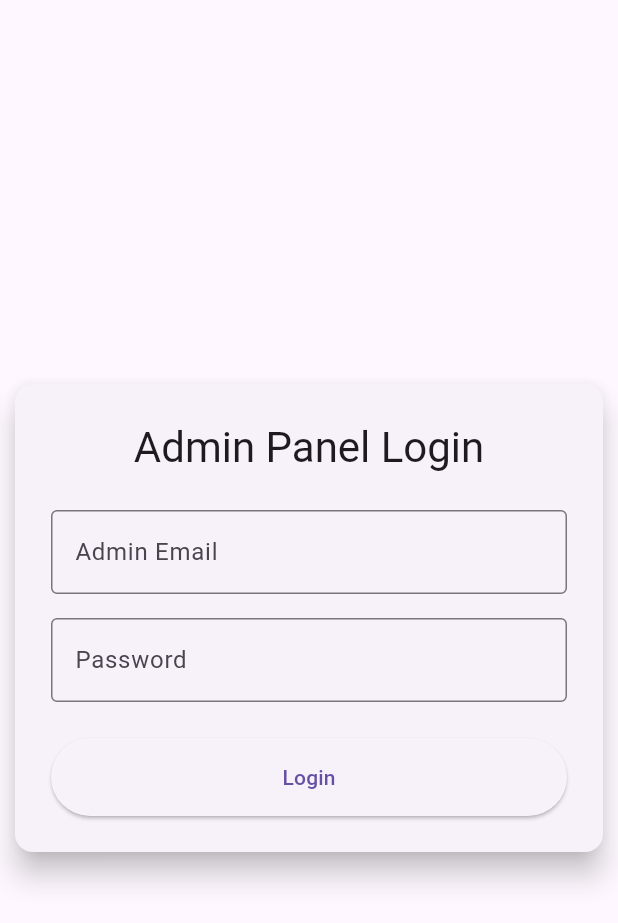
After one commit to jerungpyro/ev_charger_finder, a Flutter app: the AdminLoginScreen screen opened directly, on a phone screen of 412 x 824 dp. The commit adds this screen. Shown: the top 923 px of the screen. Run offline on Flutter 3.47's test engine with Material 3 defaults, Android fonts, the phone set to English and light mode, and no system bars; our stand-ins replace cloud_firestore, firebase_auth, firebase_core, geolocator, google_maps_flutter; accounts and stored records are empty; network calls fail.

Commit message:
feat: Build web admin panel with station moderation
This commit introduces the foundation for a web-based admin panel and implements the first key feature: moderating user-submitted charging stations.

- **Phase 9: Admin Panel Foundation**
  - Enabled Flutter Web support for the project.
  - Created a separate entry point (`main_web.dart`) to serve the admin application.
  - Implemented a secure admin-only login screen that checks for an `isAdmin` flag in Firestore.
  - Built a placeholder dashboard screen with a functional admin logout.
  - Added an `isAdmin` boolean field to the user data model to manage permissions.

- **Phase 9: Station Moderation Queue**
  - The admin dashboard now displays a real-time list of submissions from the `pending_stations` collection.
  - Implemented "Approve" functionality, which moves a station's data to the main `chargers` collection and deletes the pending entry using a Firestore batch write.
  - Implemented "Decline" functionality, which deletes a submission from the `pending_stations` collection.

```diff
--- /dev/null
+++ b/lib/main_web.dart
@@ -0,0 +1,30 @@
+// File: lib/main_web.dart
+
+import 'package:flutter/material.dart';
+import 'package:firebase_core/firebase_core.dart';
+import 'firebase_options.dart';
+import 'web_admin/admin_login_screen.dart'; // Import the admin login
+
+Future<void> main() async {
+  WidgetsFlutterBinding.ensureInitialized();
+  await Firebase.initializeApp(
+    options: DefaultFirebaseOptions.currentPlatform,
+  );
+  runApp(const AdminWebApp());
+}
+
+class AdminWebApp extends StatelessWidget {
+  const AdminWebApp({super.key});
+
+  @override
+  Widget build(BuildContext context) {
+    return MaterialApp(
+      title: 'EV Charger Admin Panel',
+      theme: ThemeData(
+        primarySwatch: Colors.indigo,
+        useMaterial3: true,
+      ),
+      home: const AdminLoginScreen(), // The web app starts at the admin login
+    );
+  }
+}
--- /dev/null
+++ b/lib/web_admin/admin_login_screen.dart
@@ -0,0 +1,107 @@
+// File: lib/web_admin/admin_login_screen.dart
+
+import 'package:flutter/material.dart';
+import 'package:firebase_auth/firebase_auth.dart';
+import 'package:cloud_firestore/cloud_firestore.dart';
+import 'admin_dashboard_screen.dart';
+
+class AdminLoginScreen extends StatefulWidget {
+  const AdminLoginScreen({super.key});
+
+  @override
+  State<AdminLoginScreen> createState() => _AdminLoginScreenState();
+}
+
+class _AdminLoginScreenState extends State<AdminLoginScreen> {
+  final _emailController = TextEditingController();
+  final _passwordController = TextEditingController();
+  bool _isLoading = false;
+
+  Future<void> _adminLogin() async {
+    if (_isLoading) return;
+    setState(() { _isLoading = true; });
+
+    try {
+      // 1. Authenticate the user with Firebase Auth
+      final userCredential = await FirebaseAuth.instance.signInWithEmailAndPassword(
+        email: _emailController.text.trim(),
+        password: _passwordController.text.trim(),
+      );
+
+      final user = userCredential.user;
+      if (user == null) {
+        throw Exception("Login failed, please try again.");
+      }
+
+      // 2. Check for admin privileges in Firestore
+      final userDoc = await FirebaseFirestore.instance.collection('users').doc(user.uid).get();
+
+      if (!userDoc.exists || userDoc.data()?['isAdmin'] != true) {
+        // If not an admin, sign them out and show an error
+        await FirebaseAuth.instance.signOut();
+        throw Exception("Access Denied: You do not have admin privileges.");
+      }
+
+      // 3. If login is successful and user is an admin, navigate to dashboard
+      if(mounted) {
+        Navigator.of(context).pushReplacement(
+          MaterialPageRoute(builder: (context) => const AdminDashboardScreen()),
+        );
+      }
+
+    } catch (e) {
+      if(mounted) {
+        ScaffoldMessenger.of(context).showSnackBar(
+          SnackBar(content: Text(e.toString()), backgroundColor: Colors.red),
+        );
+      }
+    } finally {
+      if(mounted) {
+        setState(() { _isLoading = false; });
+      }
+    }
+  }
+
+  @override
+  Widget build(BuildContext context) {
+    return Scaffold(
+      body: Center(
+        child: ConstrainedBox(
+          constraints: const BoxConstraints(maxWidth: 400),
+          child: Card(
+            elevation: 8,
+            child: Padding(
+              padding: const EdgeInsets.all(24.0),
+              child: Column(
+                mainAxisSize: MainAxisSize.min,
+                children: [
+                  Text('Admin Panel Login', style: Theme.of(context).textTheme.headlineMedium),
+                  const SizedBox(height: 24),
+                  TextField(
+                    controller: _emailController,
+                    decoration: const InputDecoration(labelText: 'Admin Email', border: OutlineInputBorder()),
+                  ),
+                  const SizedBox(height: 16),
+                  TextField(
+                    controller: _passwordController,
+                    decoration: const InputDecoration(labelText: 'Password', border: OutlineInputBorder()),
+                    obscureText: true,
+                  ),
+                  const SizedBox(height: 24),
+                  SizedBox(
+                    width: double.infinity,
+                    child: ElevatedButton(
+                      onPressed: _adminLogin,
+                      style: ElevatedButton.styleFrom(padding: const EdgeInsets.symmetric(vertical: 16)),
+                      child: _isLoading ? const CircularProgressIndicator() : const Text('Login'),
+                    ),
+                  )
+                ],
+              ),
+            ),
+          ),
+        ),
+      ),
+    );
+  }
+}
```
Also changed, not shown: lib/main.dart (+32 -19 lines), lib/screens/add_station_screen.dart (added, +173 -0 lines), lib/web_admin/admin_dashboard_screen.dart (added, +148 -0 lines), firebase.json, lib/firebase_options.dart, 8 other files.
